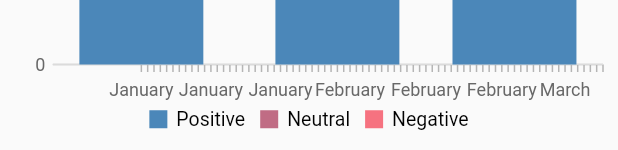
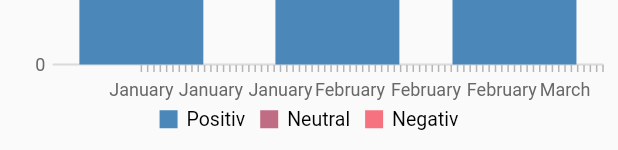
Before and after one commit to S-ecki/smart-city-ambience, a Flutter app: the BarChart widget shown alone on an empty page, opened directly, on a phone screen of 412 x 824 dp. Shown: the part 1083-1233 px from the top of the screen. Run offline on Flutter 3.47's test engine with Material 2 defaults, Android fonts, the light colour scheme and no system bars; our stand-ins replace badges, email_validator, firebase_auth, firebase_core, flutter_redux, google_sign_in and 3 more; missing offline and left inert: customtogglebuttons, flutter_emoji, flutter_scatter; accounts and stored records are empty.

Commit message:
Changed dependency

```diff
--- a/lib/screens/home/emotion_output/charts/bar_chart.dart
+++ b/lib/screens/home/emotion_output/charts/bar_chart.dart
@@ -52,7 +52,7 @@ class BarChart extends StatelessWidget {
     return <StackedColumnSeries<BarChartData, DateTime>>[
       StackedColumnSeries<BarChartData, DateTime>(
         dataSource: chartData,
-        name: "Positive",
+        name: "Positiv",
         xValueMapper: (BarChartData data, _) => data.month,
         yValueMapper: (BarChartData data, _) => data.positiveAmount,
         dataLabelMapper: (BarChartData data, _) => data.positiveAmount < 30 ? "" : null,
@@ -72,7 +72,7 @@ class BarChart extends StatelessWidget {
       ),
       StackedColumnSeries<BarChartData, DateTime>(
         dataSource: chartData,
-        name: "Negative",
+        name: "Negativ",
         xValueMapper: (BarChartData data, _) => data.month,
         yValueMapper: (BarChartData data, _) => data.negativeAmount,
         dataLabelMapper: (BarChartData data, _) => data.negativeAmount < 30 ? "" : null,
--- a/pubspec.yaml
+++ b/pubspec.yaml
@@ -36,7 +36,7 @@ dependencies:
   image_picker: ^0.5.0
   intl: ^0.16.0
   provider: ^4.3.2+1
-  syncfusion_flutter_charts: < 19.0.0
+  syncfusion_flutter_charts: ^18.4.0
   uuid: 3.0.4
 
 dev_dependencies:
```
